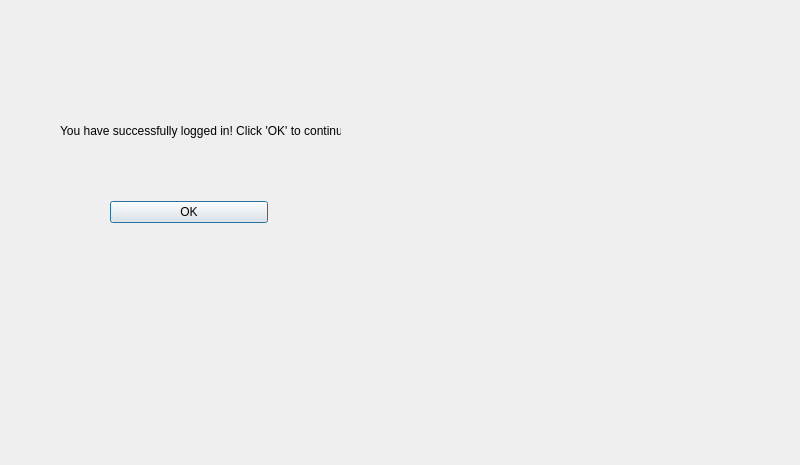
First picture: the form in Qt_Creator/projectPHOE/loginsuccess.ui, repository jdsalguer/senior_project, before the edit.
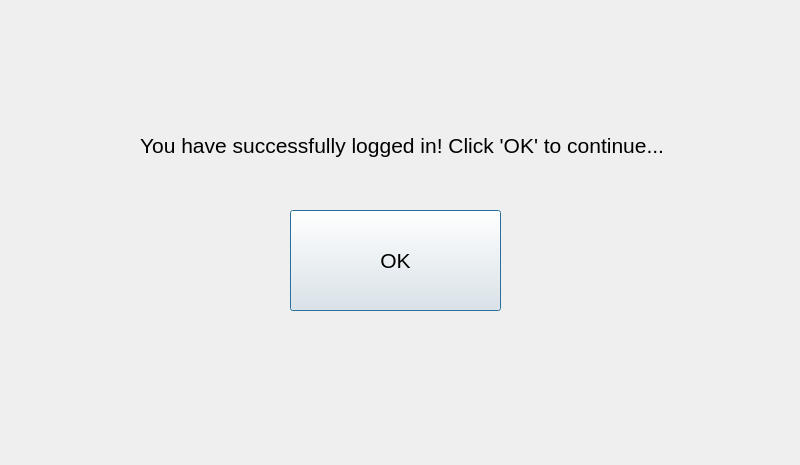
Second picture: the form after the edit.

The edit to the form file:
```diff
--- a/Qt_Creator/projectPHOE/loginsuccess.ui
+++ b/Qt_Creator/projectPHOE/loginsuccess.ui
@@ -16,34 +16,38 @@
   <widget class="QLabel" name="label">
    <property name="geometry">
     <rect>
-     <x>60</x>
-     <y>110</y>
-     <width>281</width>
-     <height>41</height>
+     <x>140</x>
+     <y>90</y>
+     <width>561</width>
+     <height>111</height>
     </rect>
    </property>
+   <property name="font">
+    <font>
+     <pointsize>16</pointsize>
+    </font>
+   </property>
    <property name="text">
     <string>You have successfully logged in! Click 'OK' to continue...</string>
    </property>
   </widget>
-  <widget class="QWidget" name="layoutWidget">
+  <widget class="QPushButton" name="loginsucButton">
    <property name="geometry">
     <rect>
-     <x>110</x>
-     <y>200</y>
-     <width>158</width>
-     <height>25</height>
+     <x>290</x>
+     <y>210</y>
+     <width>211</width>
+     <height>101</height>
     </rect>
    </property>
-   <layout class="QHBoxLayout" name="horizontalLayout">
-    <item>
-     <widget class="QPushButton" name="loginsucButton">
-      <property name="text">
-       <string>OK</string>
-      </property>
-     </widget>
-    </item>
-   </layout>
+   <property name="font">
+    <font>
+     <pointsize>16</pointsize>
+    </font>
+   </property>
+   <property name="text">
+    <string>OK</string>
+   </property>
   </widget>
  </widget>
  <resources/>
```
